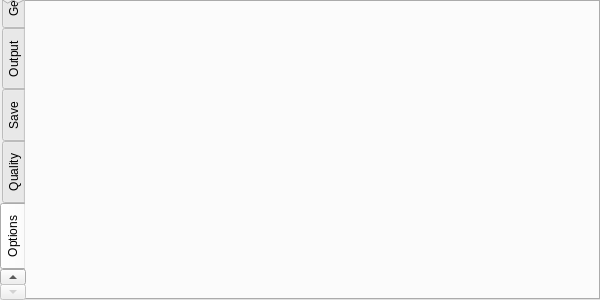
This is QChromosome/rendersettings.ui in Michalaq/ChromosomeVisualizer as Qt 5 draws it before an edit. The edited form follows.
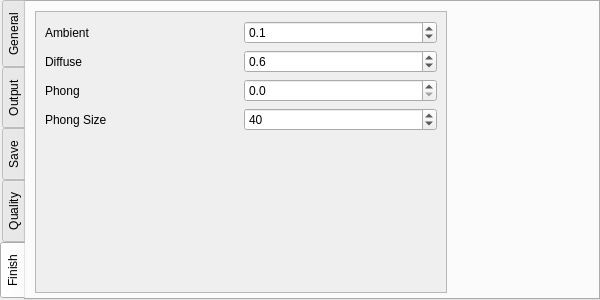
This is the edited form. The open tabs and pages were chosen to show the change.

Commit message: Added timestamp and finish to render settings

Patch:
```diff
--- a/QChromosome/rendersettings.ui
+++ b/QChromosome/rendersettings.ui
@@ -520,8 +520,144 @@
   </widget>
   <widget class="QWidget" name="tabOptions">
    <attribute name="title">
-    <string>Options</string>
+    <string>Finish</string>
    </attribute>
+   <widget class="QScrollArea" name="scrollArea_4">
+    <property name="geometry">
+     <rect>
+      <x>9</x>
+      <y>9</y>
+      <width>412</width>
+      <height>282</height>
+     </rect>
+    </property>
+    <property name="widgetResizable">
+     <bool>true</bool>
+    </property>
+    <widget class="QWidget" name="scrollAreaWidgetContents_4">
+     <property name="geometry">
+      <rect>
+       <x>0</x>
+       <y>0</y>
+       <width>412</width>
+       <height>282</height>
+      </rect>
+     </property>
+     <layout class="QGridLayout" name="gridLayout_6">
+      <item row="1" column="0">
+       <widget class="QLabel" name="label_17">
+        <property name="text">
+         <string>Diffuse</string>
+        </property>
+       </widget>
+      </item>
+      <item row="0" column="1">
+       <widget class="QDoubleSpinBox" name="ambientDoubleSpinBox">
+        <property name="locale">
+         <locale language="C" country="AnyCountry"/>
+        </property>
+        <property name="decimals">
+         <number>1</number>
+        </property>
+        <property name="maximum">
+         <double>1.000000000000000</double>
+        </property>
+        <property name="singleStep">
+         <double>0.100000000000000</double>
+        </property>
+        <property name="value">
+         <double>0.100000000000000</double>
+        </property>
+       </widget>
+      </item>
+      <item row="2" column="0">
+       <widget class="QLabel" name="label_18">
+        <property name="text">
+         <string>Phong</string>
+        </property>
+       </widget>
+      </item>
+      <item row="1" column="1">
+       <widget class="QDoubleSpinBox" name="diffuseDoubleSpinBox">
+        <property name="locale">
+         <locale language="C" country="AnyCountry"/>
+        </property>
+        <property name="decimals">
+         <number>1</number>
+        </property>
+        <property name="maximum">
+         <double>1.000000000000000</double>
+        </property>
+        <property name="singleStep">
+         <double>0.100000000000000</double>
+        </property>
+        <property name="value">
+         <double>0.600000000000000</double>
+        </property>
+       </widget>
+      </item>
+      <item row="2" column="1">
+       <widget class="QDoubleSpinBox" name="phongDoubleSpinBox">
+        <property name="locale">
+         <locale language="C" country="AnyCountry"/>
+        </property>
+        <property name="decimals">
+         <number>1</number>
+        </property>
+        <property name="maximum">
+         <double>1.000000000000000</double>
+        </property>
+        <property name="singleStep">
+         <double>0.100000000000000</double>
+        </property>
+        <property name="value">
+         <double>0.000000000000000</double>
+        </property>
+       </widget>
+      </item>
+      <item row="4" column="0" colspan="2">
+       <spacer name="verticalSpacer_4">
+        <property name="orientation">
+         <enum>Qt::Vertical</enum>
+        </property>
+        <property name="sizeHint" stdset="0">
+         <size>
+          <width>20</width>
+          <height>40</height>
+         </size>
+        </property>
+       </spacer>
+      </item>
+      <item row="0" column="0">
+       <widget class="QLabel" name="label_16">
+        <property name="text">
+         <string>Ambient</string>
+        </property>
+       </widget>
+      </item>
+      <item row="3" column="0">
+       <widget class="QLabel" name="label_19">
+        <property name="text">
+         <string>Phong Size</string>
+        </property>
+       </widget>
+      </item>
+      <item row="3" column="1">
+       <widget class="QSpinBox" name="phongSizeSpinBox">
+        <property name="maximum">
+         <number>250</number>
+        </property>
+        <property name="singleStep">
+         <number>10</number>
+        </property>
+        <property name="value">
+         <number>40</number>
+        </property>
+       </widget>
+      </item>
+     </layout>
+    </widget>
+   </widget>
   </widget>
  </widget>
  <resources/>
```
Left out of the diff: 23 changed lines with no effect on the pictures. The commit also changes 4 other files.
